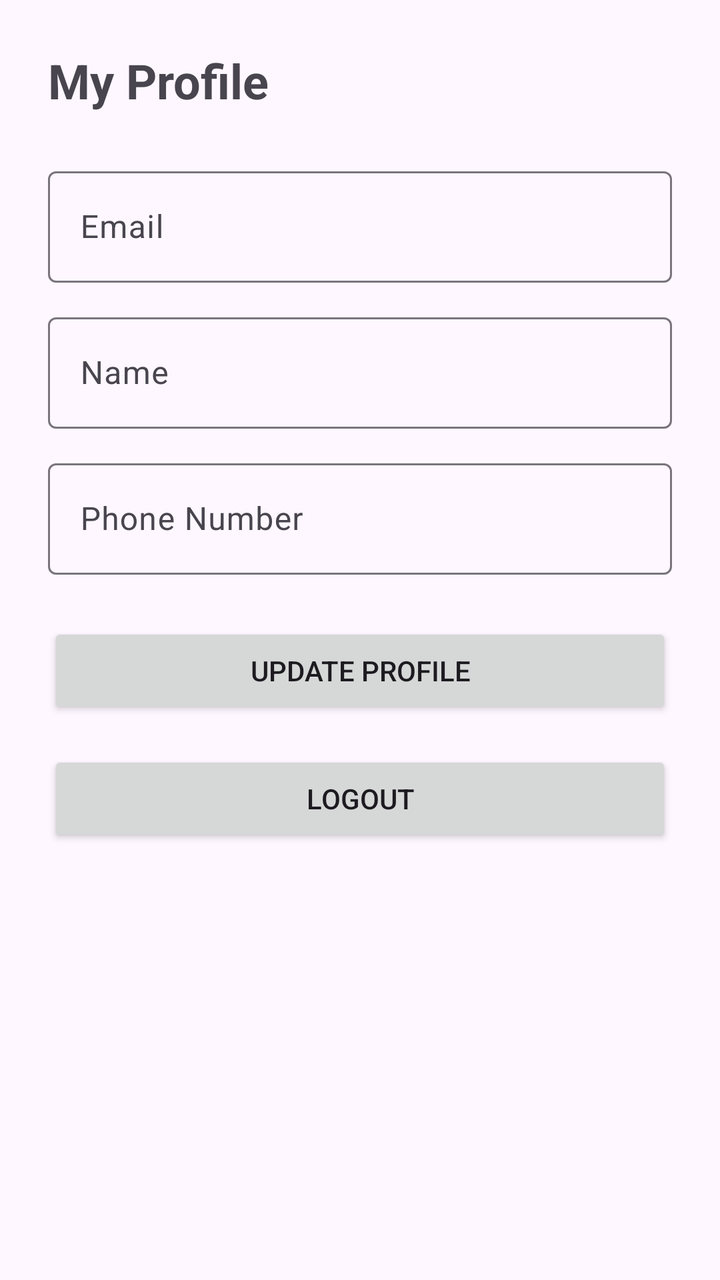
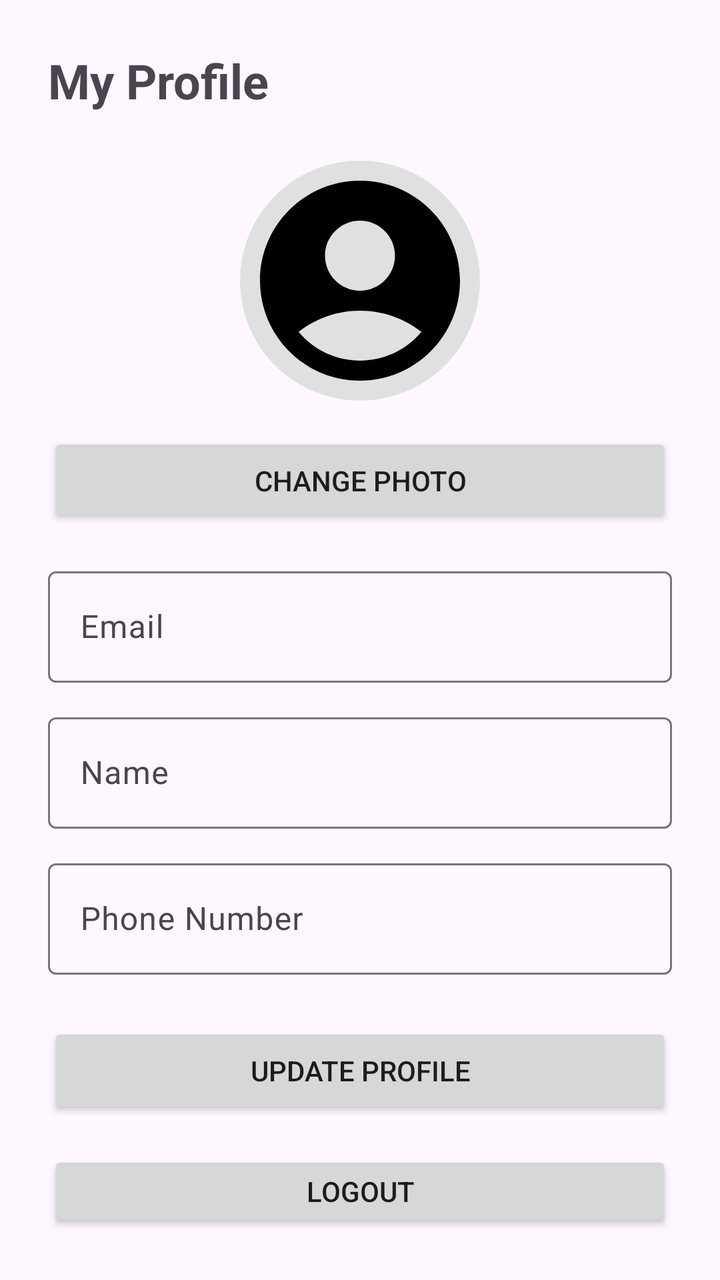

An Android layout rendered at two revisions. The XML below is the earlier revision; the diff shows what the commit changed to produce the second picture.
<!-- AndroidManifest.xml: application theme Theme.TrekMate -->
<!-- res/layout/activity_profile.xml -->
<?xml version="1.0" encoding="utf-8"?>
<LinearLayout xmlns:android="http://schemas.android.com/apk/res/android"
    android:orientation="vertical"
    android:padding="24dp"
    android:layout_width="match_parent"
    android:layout_height="match_parent">

    <TextView
        android:text="My Profile"
        android:textSize="24sp"
        android:textStyle="bold"
        android:layout_marginBottom="24dp"
        android:layout_width="wrap_content"
        android:layout_height="wrap_content" />

    
    <com.google.android.material.textfield.TextInputLayout
        android:layout_width="match_parent"
        android:layout_height="wrap_content">

        <com.google.android.material.textfield.TextInputEditText
            android:id="@+id/profileEmail"
            android:enabled="false"
            android:hint="Email"
            android:layout_width="match_parent"
            android:layout_height="wrap_content" />
    </com.google.android.material.textfield.TextInputLayout>

    
    <com.google.android.material.textfield.TextInputLayout
        android:layout_marginTop="12dp"
        android:layout_width="match_parent"
        android:layout_height="wrap_content">

        <com.google.android.material.textfield.TextInputEditText
            android:id="@+id/profileName"
            android:hint="Name"
            android:layout_width="match_parent"
            android:layout_height="wrap_content" />
    </com.google.android.material.textfield.TextInputLayout>

    
    <com.google.android.material.textfield.TextInputLayout
        android:layout_marginTop="12dp"
        android:layout_width="match_parent"
        android:layout_height="wrap_content">

        <com.google.android.material.textfield.TextInputEditText
            android:id="@+id/profilePhone"
            android:hint="Phone Number"
            android:inputType="phone"
            android:layout_width="match_parent"
            android:layout_height="wrap_content" />
    </com.google.android.material.textfield.TextInputLayout>

    <Button
        android:id="@+id/updateBtn"
        android:text="Update Profile"
        android:layout_marginTop="24dp"
        android:layout_width="match_parent"
        android:layout_height="wrap_content" />

    <Button
        android:id="@+id/logoutBtn"
        android:text="Logout"
        android:layout_marginTop="16dp"
        android:layout_width="match_parent"
        android:layout_height="wrap_content"/>


</LinearLayout>
<!-- resources referenced by this layout -->
<resources>
  <style name="Theme.TrekMate" parent="Theme.Material3.DayNight.NoActionBar">
          <item name="colorPrimary">#1B5E20</item>
          <item name="colorSecondary">#4CAF50</item>
      </style>
</resources>

<!-- the commit's change to res/layout/activity_profile.xml (unified diff, before → after) -->
@@ -12,6 +12,24 @@
         android:layout_marginBottom="24dp"
         android:layout_width="wrap_content"
         android:layout_height="wrap_content" />
+
+    <ImageView
+        android:id="@+id/profileImage"
+        android:layout_width="120dp"
+        android:layout_height="120dp"
+        android:layout_gravity="center"
+        android:layout_marginBottom="16dp"
+        android:src="@drawable/ic_profile"
+        android:scaleType="centerCrop"
+        android:background="@drawable/circle_bg" />
+
+    <Button
+        android:id="@+id/changePhotoBtn"
+        android:text="Change Photo"
+        android:layout_width="match_parent"
+        android:layout_height="wrap_content"
+        android:layout_marginBottom="16dp"/>
+
 
     
     <com.google.android.material.textfield.TextInputLayout
<!-- resource entries referenced after the edit -->
@@ -1,5 +1,18 @@
 <!-- resources referenced by this layout -->
 <resources>
+  <!-- drawable circle_bg (drawable) -->
+  <?xml version="1.0" encoding="utf-8"?>
+  <shape xmlns:android="http://schemas.android.com/apk/res/android"
+      android:shape="oval">
+      <solid android:color="#E0E0E0" />
+  
+  </shape>
+  <!-- drawable ic_profile (drawable) -->
+  <vector xmlns:android="http://schemas.android.com/apk/res/android" android:height="24dp" android:tint="#000000" android:viewportHeight="24" android:viewportWidth="24" android:width="24dp">
+        
+      <path android:fillColor="@android:color/white" android:pathData="M12,2C6.48,2 2,6.48 2,12s4.48,10 10,10s10,-4.48 10,-10S17.52,2 12,2zM12,6c1.93,0 3.5,1.57 3.5,3.5S13.93,13 12,13s-3.5,-1.57 -3.5,-3.5S10.07,6 12,6zM12,20c-2.03,0 -4.43,-0.82 -6.14,-2.88C7.55,15.8 9.68,15 12,15s4.45,0.8 6.14,2.12C16.43,19.18 14.03,20 12,20z"/>
+      
+  </vector>
   <style name="Theme.TrekMate" parent="Theme.Material3.DayNight.NoActionBar">
           <item name="colorPrimary">#1B5E20</item>
           <item name="colorSecondary">#4CAF50</item>
